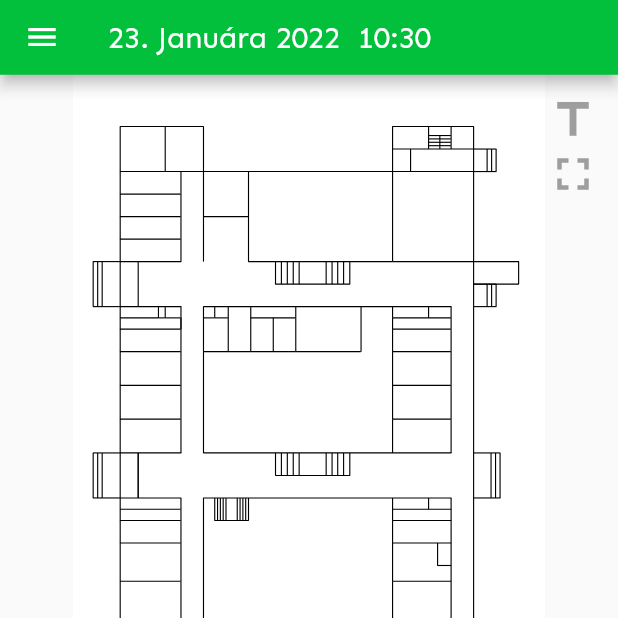
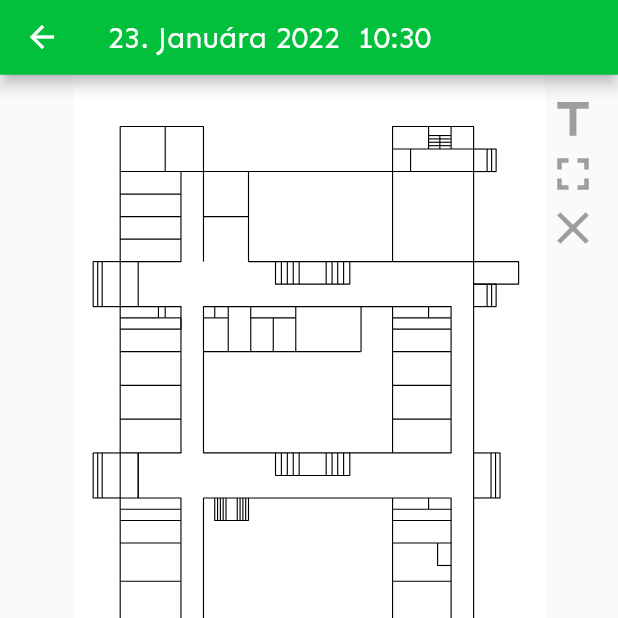
Before and after one commit to Moreplavec64/kop_spse, a Flutter app: the MapScreen screen opened by its route, on a phone screen of 412 x 824 dp, the top half of it. Run offline on Flutter 3.47's test engine with Material 2 defaults, Android fonts, the phone set to English and light mode, and no system bars; our stand-ins replace cloud_firestore, firebase_auth, firebase_core, flutter_svg, google_sign_in; missing offline and left inert: dijkstra, patterns_canvas; accounts and stored records are empty.

Commit message:
(+)fullscreen fullscreen, back in appbar,reset map

```diff
--- a/lib/screens/map_screen.dart
+++ b/lib/screens/map_screen.dart
@@ -20,7 +20,12 @@ class MapScreen extends StatelessWidget {
             kToolbarHeight -
             kBottomNavigationBarHeight);
 
-    return Scaffold(
+    return WillPopScope(
+      onWillPop: () async {
+        Provider.of<MapProvider>(context, listen: false).resetMapDefaults();
+        return true;
+      },
+      child: Scaffold(
         key: _scaffoldKey,
         appBar: CustomAppBar(
           scaffoldKey: _scaffoldKey,
@@ -56,27 +61,33 @@ class MapScreen extends StatelessWidget {
                               mainAxisAlignment: MainAxisAlignment.end,
                               children: [
                                 if (mp.shouldDisplayButtons.contains('6AP0'))
-                                MapPodlazieButton(title: '6A0', value: '6AP0'),
+                                  MapPodlazieButton(
+                                      title: '6A0', value: '6AP0'),
                                 if (mp.shouldDisplayButtons.contains('6AP1'))
-                                MapPodlazieButton(title: '6A1', value: '6AP1'),
+                                  MapPodlazieButton(
+                                      title: '6A1', value: '6AP1'),
                               ],
                             ),
                             Row(
                               mainAxisAlignment: MainAxisAlignment.end,
                               children: [
                                 if (mp.shouldDisplayButtons.contains('6BP0'))
-                                MapPodlazieButton(title: '6B0', value: '6BP0'),
+                                  MapPodlazieButton(
+                                      title: '6B0', value: '6BP0'),
                                 if (mp.shouldDisplayButtons.contains('6BP1'))
-                                MapPodlazieButton(title: '6B1', value: '6BP1'),
+                                  MapPodlazieButton(
+                                      title: '6B1', value: '6BP1'),
                               ],
                             ),
                             Row(
                               mainAxisAlignment: MainAxisAlignment.end,
                               children: [
                                 if (mp.shouldDisplayButtons.contains('6CP0'))
-                                MapPodlazieButton(title: '6C0', value: '6CP0'),
+                                  MapPodlazieButton(
+                                      title: '6C0', value: '6CP0'),
                                 if (mp.shouldDisplayButtons.contains('6CP1'))
-                                MapPodlazieButton(title: '6C1', value: '6CP1'),
+                                  MapPodlazieButton(
+                                      title: '6C1', value: '6CP1'),
                               ],
                             )
                           ],
@@ -87,6 +98,7 @@ class MapScreen extends StatelessWidget {
             ),
           ],
         ),
+      ),
     );
   }
 }
--- a/lib/widgets/appbar.dart
+++ b/lib/widgets/appbar.dart
@@ -2,6 +2,7 @@ import 'dart:async';
 
 import 'package:flutter/material.dart';
 import 'package:intl/intl.dart';
+import 'package:kop_spse/main.dart';
 import 'package:kop_spse/providers/edupage.dart';
 import 'package:kop_spse/utils/formatters.dart';
 import 'package:provider/provider.dart';
@@ -53,9 +54,13 @@ class _CustomAppBarState extends State<CustomAppBar> {
       backgroundColor: Theme.of(context).primaryColor,
       leading: IconButton(
         onPressed: () {
-          widget._scaffoldKey.currentState!.openDrawer();
+          ModalRoute.of(context)!.canPop
+              ? Navigator.of(context).pop()
+              : widget._scaffoldKey.currentState!.openDrawer();
         },
-        icon: Icon(Icons.menu),
+        icon: ModalRoute.of(context)!.canPop
+            ? Icon(Icons.arrow_back)
+            : Icon(Icons.menu),
       ),
       title: Text(Formatters.ddMMMMyy(dtNow) +
           '  ${DateFormat('HH:mm').format(dtNow)}'),
--- a/lib/widgets/map_screen_widgets/map_button_column.dart
+++ b/lib/widgets/map_screen_widgets/map_button_column.dart
@@ -11,7 +11,9 @@ class MapIconButtonsColumn extends StatelessWidget {
       padding: const EdgeInsets.all(12),
       child: Column(
         children: [
-          InkWell(
+          Tooltip(
+            message: 'Zobraziť názvy učební',
+            child: InkWell(
               borderRadius: BorderRadius.all(Radius.circular(8)),
               splashColor: Provider.of<MapProvider>(context).getZobrazNazvy
                   ? Theme.of(context).primaryColor.withOpacity(.65)
@@ -26,7 +28,10 @@ class MapIconButtonsColumn extends StatelessWidget {
                     : Colors.grey,
               ),
             ),
-          InkWell(
+          ),
+          Tooltip(
+            message: 'Zobraziť mapu na celú obrazovku',
+            child: InkWell(
               borderRadius: BorderRadius.all(Radius.circular(8)),
               splashColor: Theme.of(context).primaryColor.withOpacity(.65),
               onTap: () => Navigator.of(context).pushNamed('/map/fullscreen'),
@@ -36,6 +41,21 @@ class MapIconButtonsColumn extends StatelessWidget {
                 color: Colors.grey,
               ),
             ),
+          ),
+          Tooltip(
+            message: 'Vyčistenie trasy',
+            child: InkWell(
+              borderRadius: BorderRadius.all(Radius.circular(8)),
+              splashColor: Theme.of(context).primaryColor.withOpacity(.65),
+              onTap: () =>
+                  Provider.of<MapProvider>(context, listen: false).clearRoute(),
+              child: Icon(
+                Icons.clear,
+                size: 36,
+                color: Colors.grey,
+              ),
+            ),
+          ),
         ],
       ),
     );
```
Also changed, not shown: lib/providers/map.dart (+30 -0 lines), lib/screens/fullscreen_map_screen.dart (+15 -5 lines). Lines whose indentation alone changed are shown as unchanged.
